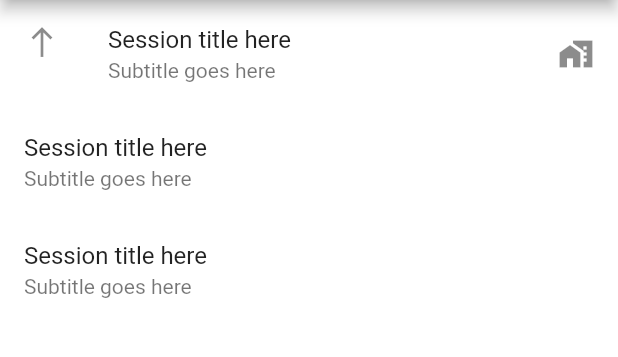
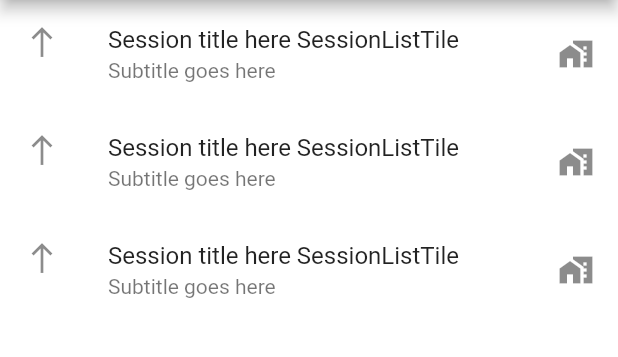
Before and after one commit to torgammelgard/poker-trax-2, a Flutter app: the screen it shows after launch, on a phone screen of 412 x 824 dp, the part 84-441 px from its top. Run offline on Flutter 3.47's test engine with Material 2 defaults, Android fonts, the phone set to English and light mode, and no system bars.

Commit message:
Refactor List tile

```diff
--- /dev/null
+++ b/lib/SessionListTile.dart
@@ -0,0 +1,15 @@
+import 'package:flutter/material.dart';
+
+class SessionListTile extends StatelessWidget {
+  @override
+  Widget build(BuildContext context) {
+    return ListTile(
+      title: Text('Session title here SessionListTile'),
+      subtitle: Text(
+        'Subtitle goes here',
+      ),
+      leading: Icon(const IconData(0xeb3b, fontFamily: 'MaterialIcons')),
+      trailing: Icon(const IconData(0xe3c9, fontFamily: 'MaterialIcons')),
+    );
+  }
+}
--- a/lib/main.dart
+++ b/lib/main.dart
@@ -1,4 +1,5 @@
 import 'package:flutter/material.dart';
+import 'package:poker_trax_2/SessionListTile.dart';
 
 void main() => runApp(MyApp());
 
@@ -13,7 +14,7 @@ class MyApp extends StatelessWidget {
           accentColor: Colors.redAccent,
         ),
         home: Scaffold(
-          backgroundColor: Colors.white,
+            backgroundColor: Colors.white,
             appBar: AppBar(
               title: Text('Poker Trax 2'),
             ),
@@ -22,26 +23,9 @@ class MyApp extends StatelessWidget {
               Expanded(
                   child: ListView(
                 children: <Widget>[
-                  const ListTile(
-                    title: Text('Session title here'),
-                    subtitle: Text(
-                      'Subtitle goes here',
-                    ),
-                    leading: Icon(
-                        const IconData(0xeb3b, fontFamily: 'MaterialIcons')),
-                    trailing: Icon(
-                        const IconData(0xe3c9, fontFamily: 'MaterialIcons')),
-                  ),
-                  const ListTile(
-                      title: Text('Session title here'),
-                      subtitle: Text(
-                        'Subtitle goes here',
-                      )),
-                  const ListTile(
-                      title: Text('Session title here'),
-                      subtitle: Text(
-                        'Subtitle goes here',
-                      )),
+                  SessionListTile(),
+                  SessionListTile(),
+                  SessionListTile(),
                 ],
               ))
             ]))));
```
